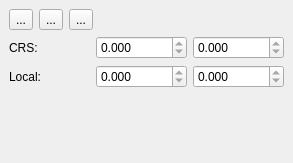
The window that grid/grid_dock_base.ui (lparchaeology/ArkPlan) describes before a commit, drawn with Qt 5.
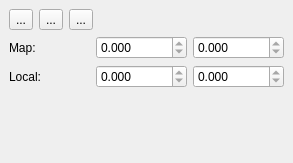
The same window after the commit. Icons and pictures are not drawn. Custom widgets are drawn as their Qt base class.

Patch:
```diff
--- a/grid/grid_dock_base.ui
+++ b/grid/grid_dock_base.ui
@@ -70,7 +70,7 @@
       <item row="0" column="0">
        <widget class="QLabel" name="crsLabel">
         <property name="text">
-         <string>CRS:</string>
+         <string>Map:</string>
         </property>
         <property name="buddy">
          <cstring>crsEastingSpin</cstring>
```
Left out of the diff: 8 changed lines with no effect on the pictures.
